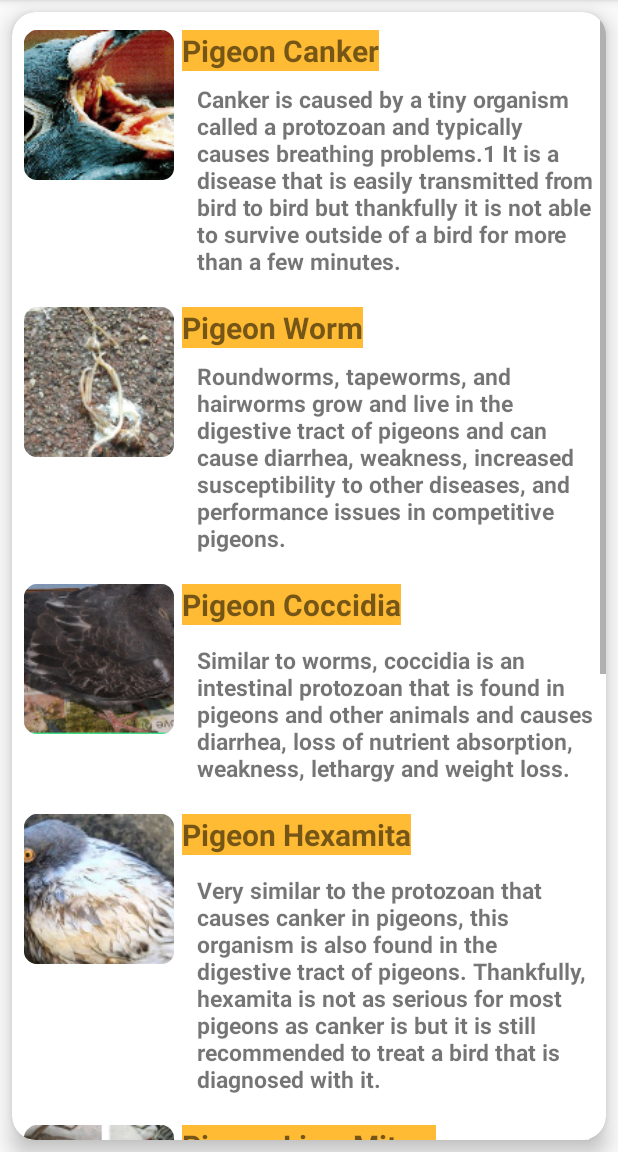
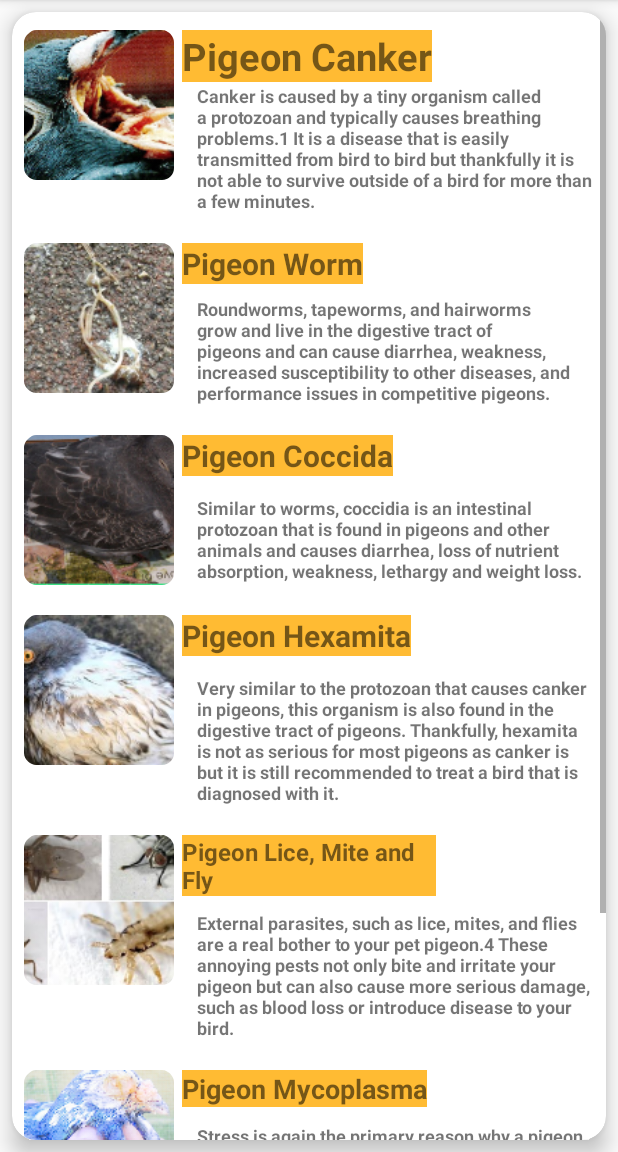
Before and after one commit to ReyesJayMilson/SD4, an Android app: the fragment CommonDiseaseLibFragment placed in its activity, on a phone screen of 412 x 824 dp, the part 84-1236 px from its top. Run offline under Robolectric (Android 15) with nearby library versions, the phone set to English and light mode, and no system bars.

Commit message:
Revert "list_item textsizes = changed"
This reverts commit e28c52e8

```diff
--- a/app/src/main/res/layout/disease_list_item.xml
+++ b/app/src/main/res/layout/disease_list_item.xml
@@ -14,7 +14,7 @@
         <LinearLayout
             android:layout_width="match_parent"
             android:layout_height="wrap_content"
-            android:orientation="vertical">
+            android:orientation="vertical" >
 
             <LinearLayout
                 android:layout_width="match_parent"
@@ -54,7 +54,7 @@
                         android:layout_marginTop="0dp"
                         android:background="@android:color/holo_orange_light"
                         android:text="Pigeon Canker"
-                        android:textSize="20dp"
+                        android:textSize="25dp"
                         android:textStyle="bold" />
 
                     <LinearLayout
@@ -73,7 +73,7 @@
                         android:layout_marginLeft="115dp"
                         android:layout_marginTop="35dp"
                         android:text="Canker is caused by a tiny organism called a protozoan and typically causes breathing problems.1 It is a disease that is easily transmitted from bird to bird but thankfully it is not able to survive outside of a bird for more than a few minutes. "
-                        android:textSize="15dp"
+                        android:textSize="12dp"
                         android:textStyle="bold" />
 
                 </RelativeLayout>
@@ -129,7 +129,7 @@
                         android:layout_marginLeft="115dp"
                         android:layout_marginTop="35dp"
                         android:text="Roundworms, tapeworms, and hairworms grow and live in the digestive tract of pigeons and can cause diarrhea, weakness, increased susceptibility to other diseases, and performance issues in competitive pigeons."
-                        android:textSize="15dp"
+                        android:textSize="12dp"
                         android:textStyle="bold" />
 
                 </RelativeLayout>
@@ -165,7 +165,7 @@
                         android:layout_marginHorizontal="105dp"
                         android:layout_marginTop="0dp"
                         android:background="@android:color/holo_orange_light"
-                        android:text="Pigeon Coccidia"
+                        android:text="Pigeon Coccida"
                         android:textSize="20dp"
                         android:textStyle="bold" />
 
@@ -185,7 +185,7 @@
                         android:layout_marginLeft="115dp"
                         android:layout_marginTop="40dp"
                         android:text="Similar to worms, coccidia is an intestinal protozoan that is found in pigeons and other animals and causes diarrhea, loss of nutrient absorption, weakness, lethargy and weight loss. "
-                        android:textSize="15dp"
+                        android:textSize="12dp"
                         android:textStyle="bold" />
 
                 </RelativeLayout>
@@ -241,7 +241,7 @@
                         android:layout_marginLeft="115dp"
                         android:layout_marginTop="40dp"
                         android:text="Very similar to the protozoan that causes canker in pigeons, this organism is also found in the digestive tract of pigeons. Thankfully, hexamita is not as serious for most pigeons as canker is but it is still recommended to treat a bird that is diagnosed with it. "
-                        android:textSize="15dp"
+                        android:textSize="12dp"
                         android:textStyle="bold" />
 
                 </RelativeLayout>
@@ -278,7 +278,7 @@
                         android:layout_marginTop="0dp"
                         android:background="@android:color/holo_orange_light"
                         android:text="Pigeon Lice, Mite and Fly"
-                        android:textSize="20dp"
+                        android:textSize="16dp"
                         android:textStyle="bold" />
 
                     <LinearLayout
@@ -295,9 +295,9 @@
                         android:layout_width="wrap_content"
                         android:layout_height="wrap_content"
                         android:layout_marginLeft="115dp"
-                        android:layout_marginTop="60dp"
+                        android:layout_marginTop="50dp"
                         android:text="External parasites, such as lice, mites, and flies are a real bother to your pet pigeon.4 These annoying pests not only bite and irritate your pigeon but can also cause more serious damage, such as blood loss or introduce disease to your bird. "
-                        android:textSize="15dp"
+                        android:textSize="12dp"
                         android:textStyle="bold" />
 
                 </RelativeLayout>
@@ -334,7 +334,7 @@
                         android:layout_marginTop="0dp"
                         android:background="@android:color/holo_orange_light"
                         android:text="Pigeon Mycoplasma"
-                        android:textSize="20dp"
+                        android:textSize="18dp"
                         android:textStyle="bold" />
 
                     <LinearLayout
@@ -351,10 +351,10 @@
                         android:layout_width="wrap_content"
                         android:layout_height="wrap_content"
                         android:layout_marginLeft="115dp"
-                        android:layout_marginTop="60dp"
+                        android:layout_marginTop="35dp"
                         android:text="Stress is again the primary reason why a pigeon will show symptoms of mycoplasma. Therefore, managing a clean, stress-free, ideal environment for your pigeon is crucial in keeping your bird healthy."
-                        android:textSize="15dp"
-                        android:textStyle="bold" />
+                        android:textSize="12dp"
+                        android:textStyle="bold"/>
 
                 </RelativeLayout>
 
@@ -384,13 +384,13 @@
 
                     <TextView
                         android:id="@+id/tvresp"
-                        android:layout_width="230dp"
+                        android:layout_width="wrap_content"
                         android:layout_height="wrap_content"
                         android:layout_marginHorizontal="105dp"
                         android:layout_marginTop="0dp"
                         android:background="@android:color/holo_orange_light"
                         android:text="Pigeon Respiratory Infections"
-                        android:textSize="20dp"
+                        android:textSize="18dp"
                         android:textStyle="bold" />
 
                     <LinearLayout
@@ -407,9 +407,9 @@
                         android:layout_width="wrap_content"
                         android:layout_height="wrap_content"
                         android:layout_marginLeft="115dp"
-                        android:layout_marginTop="55dp"
+                        android:layout_marginTop="53dp"
                         android:text="Respiratory infections make it hard for a bird to breathe and fly so they are less active and competing pigeons will perform poorly. "
-                        android:textSize="15dp"
+                        android:textSize="12dp"
                         android:textStyle="bold" />
 
                 </RelativeLayout>
```
